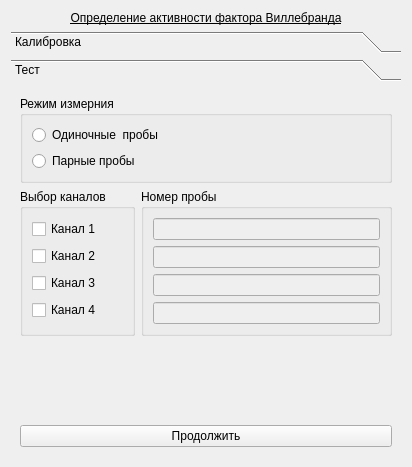
Qt form choisedialog/agr2.ui (krang4d/Agrekola) before a commit.
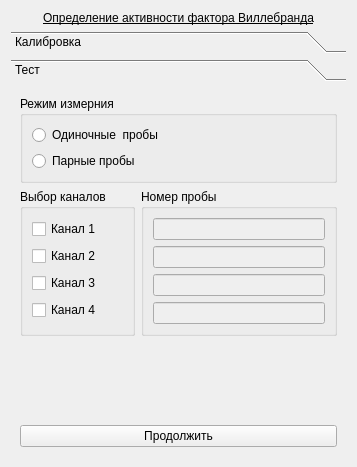
The same form after that commit. The open tabs and pages were chosen to show the change.

```diff
--- a/choisedialog/agr2.ui
+++ b/choisedialog/agr2.ui
@@ -6,7 +6,7 @@
    <rect>
     <x>0</x>
     <y>0</y>
-    <width>412</width>
+    <width>357</width>
     <height>467</height>
    </rect>
   </property>
@@ -222,7 +222,7 @@
        <rect>
         <x>0</x>
         <y>0</y>
-        <width>394</width>
+        <width>339</width>
         <height>376</height>
        </rect>
       </property>
```
Left out of the diff: 4 changed lines with no effect on the pictures.
